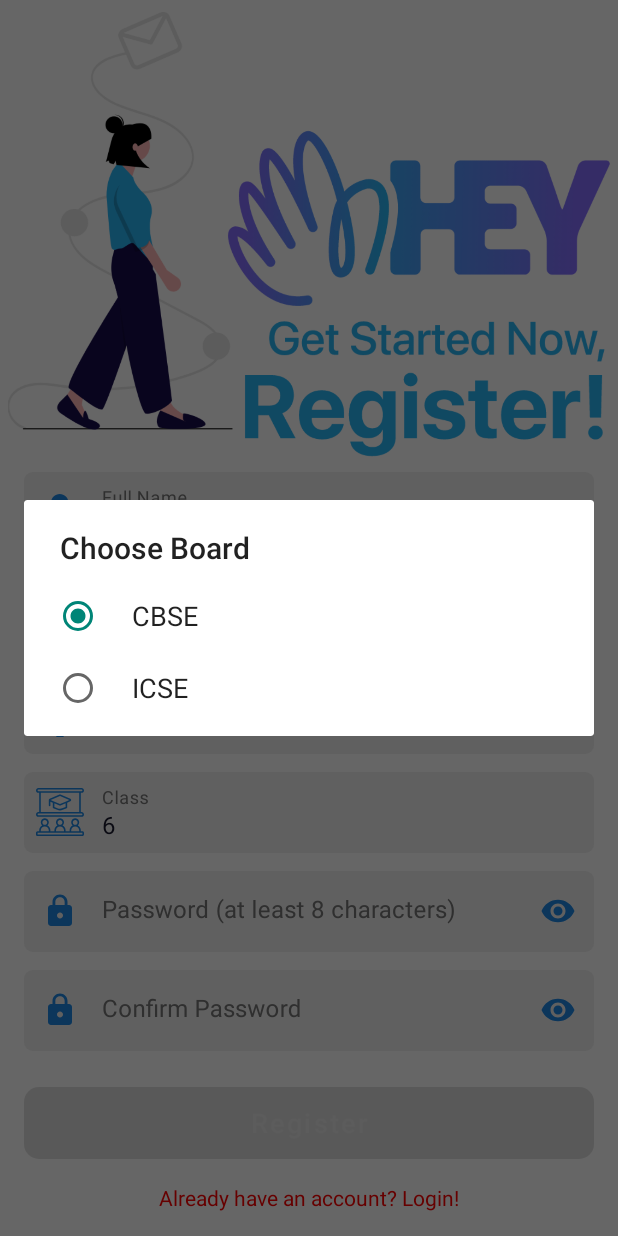
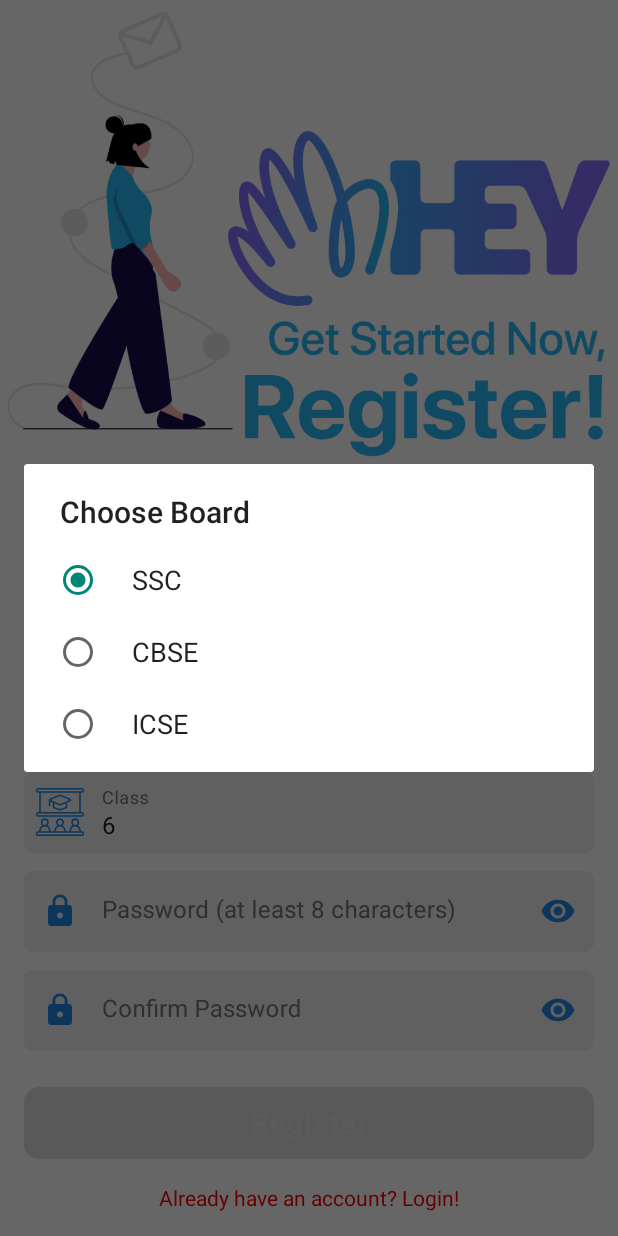
Before and after one commit to nafiskabbo/EducationalApp, an Android app: the fragment RegistrationFragment shown on its own in the app's theme, after a tap on an icon or button, on a phone screen of 412 x 824 dp. Run offline under Robolectric (Android 15) with nearby library versions, the phone set to English and light mode, and no system bars; our stand-ins replace Firebase (no records; nobody signed in at launch, a user with empty details on screens opened directly); plain views replace CircularProgressButton; Roboto replaces fonts that are not available here; 2 statements that could not run were skipped.

Commit message:
Added new board support

```diff
--- a/app/src/main/java/com/kabbodev/educational/ui/fragments/RegistrationFragment.kt
+++ b/app/src/main/java/com/kabbodev/educational/ui/fragments/RegistrationFragment.kt
@@ -33,15 +33,13 @@ class RegistrationFragment : BaseFragment<FragmentRegistrationBinding, LoginView
 
     override fun setupTheme() {
         val textWatcher: TextWatcher = object : TextWatcher {
-            override fun beforeTextChanged(s: CharSequence?, start: Int, count: Int, after: Int) {
-            }
+            override fun beforeTextChanged(s: CharSequence?, start: Int, count: Int, after: Int) {}
 
             override fun onTextChanged(s: CharSequence?, start: Int, before: Int, count: Int) {
                 checkInputs()
             }
 
-            override fun afterTextChanged(s: Editable?) {
-            }
+            override fun afterTextChanged(s: Editable?) {}
         }
         binding.fullNameEt.editText?.addTextChangedListener(textWatcher)
         binding.emailEt.editText?.addTextChangedListener(textWatcher)
@@ -50,7 +48,7 @@ class RegistrationFragment : BaseFragment<FragmentRegistrationBinding, LoginView
         binding.passwordEt.editText?.addTextChangedListener(textWatcher)
         binding.confirmPasswordEt.editText?.addTextChangedListener(textWatcher)
 
-        checkedBoardValueStr = getString(R.string.cbse)
+        checkedBoardValueStr = getString(R.string.ssc)
         checkedClassValueStr = "6"
 
         binding.boardEt.editText?.setText(checkedBoardValueStr.toString())
@@ -85,12 +83,7 @@ class RegistrationFragment : BaseFragment<FragmentRegistrationBinding, LoginView
             binding.confirmPasswordEt.editText?.text!!.isNotEmpty()
         ) {
             binding.registerBtn.isEnabled = true
-            binding.registerBtn.setTextColor(
-                ContextCompat.getColor(
-                    requireContext(),
-                    R.color.white
-                )
-            )
+            binding.registerBtn.setTextColor(ContextCompat.getColor(requireContext(), R.color.white))
             return
         }
         binding.registerBtn.isEnabled = false
@@ -103,9 +96,12 @@ class RegistrationFragment : BaseFragment<FragmentRegistrationBinding, LoginView
                 checkedBoard = which
                 when (which) {
                     0 -> {
+                        checkedBoardValueStr = getString(R.string.ssc)
+                    }
+                    1 -> {
                         checkedBoardValueStr = getString(R.string.cbse)
                     }
-                    1 -> {
+                    2 -> {
                         checkedBoardValueStr = getString(R.string.icse)
                     }
                 }
--- a/app/src/main/res/values/array.xml
+++ b/app/src/main/res/values/array.xml
@@ -2,6 +2,7 @@
 <resources>
 
     <string-array name="boardArr">
+        <item>SSC</item>
         <item>CBSE</item>
         <item>ICSE</item>
     </string-array>
--- a/app/src/main/res/values/strings.xml
+++ b/app/src/main/res/values/strings.xml
@@ -24,6 +24,7 @@
 
     <string name="choose_board">Choose Board</string>
     <string name="choose_class">Choose Class</string>
+    <string name="ssc">SSC</string>
     <string name="cbse">CBSE</string>
     <string name="icse">ICSE</string>
 
```
